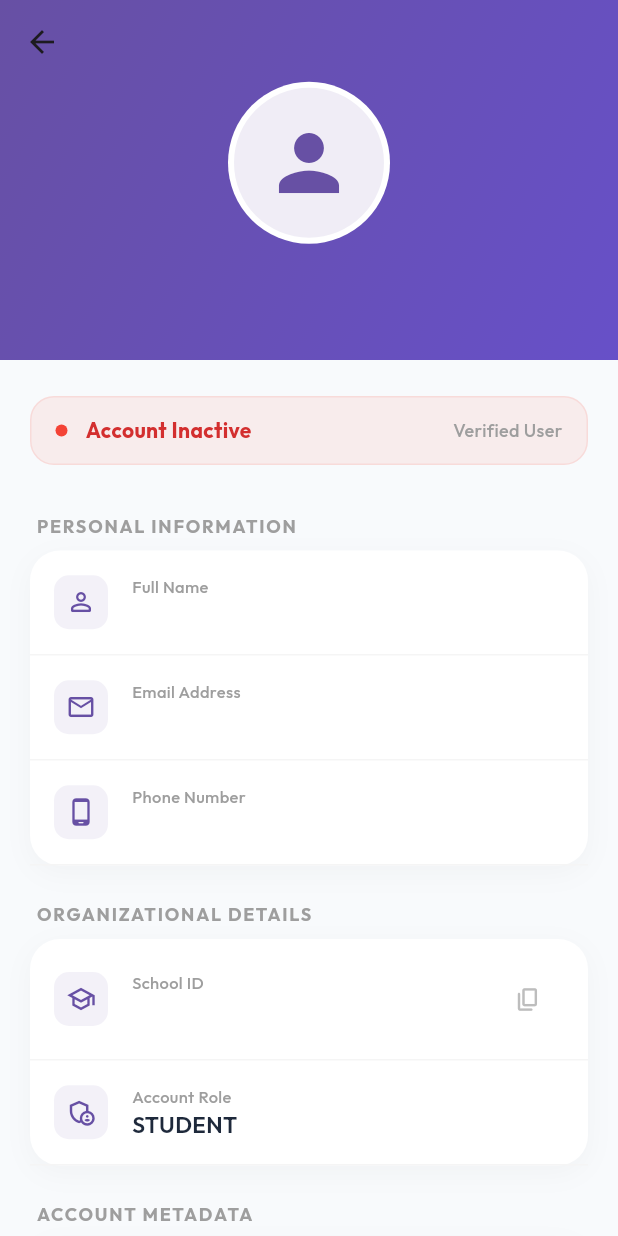
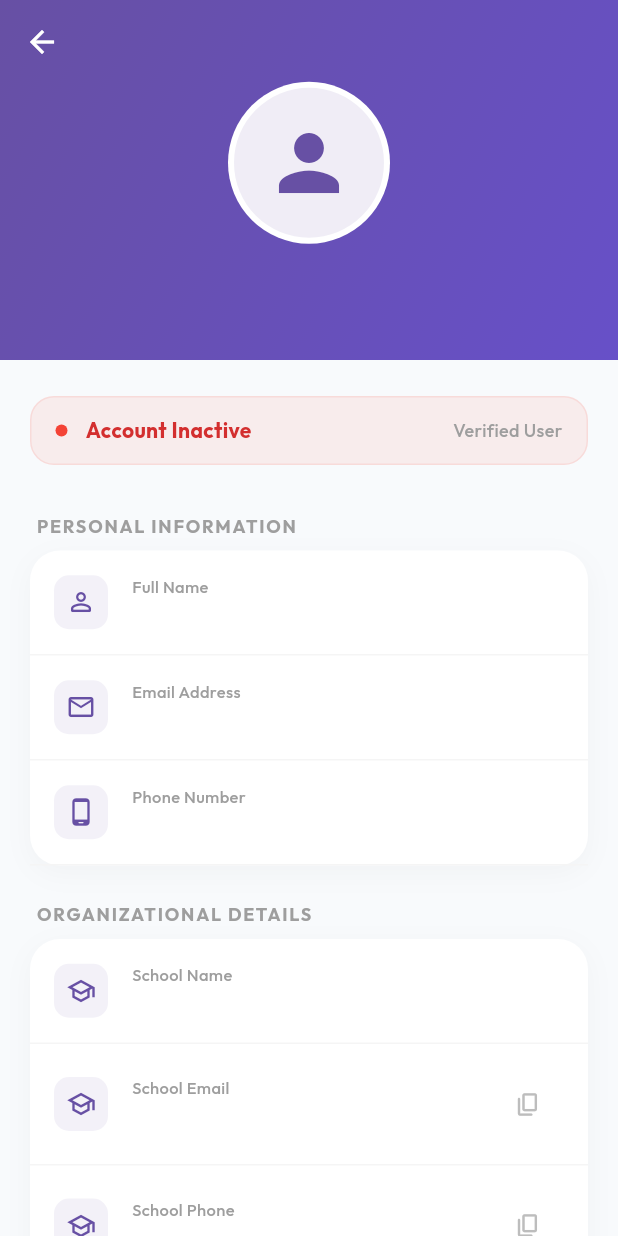
Before and after one commit to masihur96/smart_school, a Flutter app: the ProfileScreen screen opened directly, on a phone screen of 412 x 824 dp. Run offline on Flutter 3.47's test engine with Material 3 defaults, Android fonts, the phone set to English and light mode, and no system bars; our stand-ins replace connectivity_plus, dio, firebase_core, firebase_messaging, flutter_secure_storage, geolocator and 6 more; missing offline and left inert: teacher_app; accounts and stored records are empty; network calls fail.

```diff
--- a/lib/features/profile/presentation/views/profile_screen.dart
+++ b/lib/features/profile/presentation/views/profile_screen.dart
@@ -1,7 +1,9 @@
 import 'package:flutter/material.dart';
+import 'package:intl/intl.dart';
 import 'package:provider/provider.dart';
-import 'package:intl/intl.dart';
+import 'package:smart_school/core/theme/app_colors.dart';
 import 'package:smart_school/models/user_model.dart';
+
 import '../../../auth/providers/auth_provider.dart';
 
 class ProfileScreen extends StatelessWidget {
@@ -13,9 +15,7 @@ class ProfileScreen extends StatelessWidget {
     final theme = Theme.of(context);
 
     if (user == null) {
-      return const Scaffold(
-        body: Center(child: CircularProgressIndicator()),
-      );
+      return const Scaffold(body: Center(child: CircularProgressIndicator()));
     }
 
     // Format the creation date
@@ -26,6 +26,7 @@ class ProfileScreen extends StatelessWidget {
 
     return Scaffold(
       backgroundColor: const Color(0xFFF8FAFC),
+
       body: CustomScrollView(
         slivers: [
           _buildSliverAppBar(context, user),
@@ -70,10 +71,33 @@ class ProfileScreen extends StatelessWidget {
                     _buildInfoTile(
                       context,
                       icon: Icons.school_outlined,
-                      label: 'School ID',
-                      value: user.schoolId ?? 'N/A',
+                      label: 'School Name',
+                      value: user.school?.name ?? 'N/A',
+                      isCopyable: false,
+                    ),
+
+                    _buildInfoTile(
+                      context,
+                      icon: Icons.school_outlined,
+                      label: 'School Email',
+                      value: user.school?.email ?? 'N/A',
                       isCopyable: true,
                     ),
+                    _buildInfoTile(
+                      context,
+                      icon: Icons.school_outlined,
+                      label: 'School Phone',
+                      value: user.school?.phone ?? 'N/A',
+                      isCopyable: true,
+                    ),
+                    _buildInfoTile(
+                      context,
+                      icon: Icons.school_outlined,
+                      label: 'School Address',
+                      value: user.school?.address ?? 'N/A',
+                      isCopyable: false,
+                    ),
+
                     _buildInfoTile(
                       context,
                       icon: Icons.admin_panel_settings_outlined,
@@ -87,7 +111,8 @@ class ProfileScreen extends StatelessWidget {
                         label: 'Roll Number',
                         value: user.rollNumber!,
                       ),
-                    if (user.designation != null && user.designation!.isNotEmpty)
+                    if (user.designation != null &&
+                        user.designation!.isNotEmpty)
                       _buildInfoTile(
                         context,
                         icon: Icons.badge_outlined,
@@ -108,8 +133,6 @@ class ProfileScreen extends StatelessWidget {
                   ]),
 
                   const SizedBox(height: 40),
-
-
                 ],
               ),
             ),
@@ -126,6 +149,7 @@ class ProfileScreen extends StatelessWidget {
       pinned: true,
       stretch: true,
       backgroundColor: theme.primaryColor,
+      foregroundColor: AppColors.white,
       flexibleSpace: FlexibleSpaceBar(
         stretchModes: const [StretchMode.zoomBackground],
         background: Stack(
@@ -231,12 +255,7 @@ class ProfileScreen extends StatelessWidget {
     return Container(
       padding: const EdgeInsets.all(16),
       decoration: BoxDecoration(
-        border: Border(
-          bottom: BorderSide(
-            color: Colors.grey[100]!,
-            width: 1,
-          ),
-        ),
+        border: Border(bottom: BorderSide(color: Colors.grey[100]!, width: 1)),
       ),
       child: Row(
         children: [
@@ -246,11 +265,7 @@ class ProfileScreen extends StatelessWidget {
               color: Theme.of(context).primaryColor.withOpacity(0.08),
               borderRadius: BorderRadius.circular(10),
             ),
-            child: Icon(
-              icon,
-              size: 20,
-              color: Theme.of(context).primaryColor,
-            ),
+            child: Icon(icon, size: 20, color: Theme.of(context).primaryColor),
           ),
           const SizedBox(width: 16),
           Expanded(
@@ -354,10 +369,7 @@ class ProfileScreen extends StatelessWidget {
             SizedBox(width: 8),
             Text(
               'Sign Out from Account',
-              style: TextStyle(
-                fontWeight: FontWeight.bold,
-                fontSize: 16,
-              ),
+              style: TextStyle(fontWeight: FontWeight.bold, fontSize: 16),
             ),
           ],
         ),
@@ -375,14 +387,20 @@ class ProfileScreen extends StatelessWidget {
         actions: [
           TextButton(
             onPressed: () => Navigator.pop(context),
-            child: Text('Keep Signed In', style: TextStyle(color: Colors.grey[600])),
+            child: Text(
+              'Keep Signed In',
+              style: TextStyle(color: Colors.grey[600]),
+            ),
           ),
           TextButton(
             onPressed: () {
               Navigator.pop(context);
               context.read<AuthNotifier>().logout();
             },
-            child: const Text('Confirm Sign Out', style: TextStyle(color: Colors.red, fontWeight: FontWeight.bold)),
+            child: const Text(
+              'Confirm Sign Out',
+              style: TextStyle(color: Colors.red, fontWeight: FontWeight.bold),
+            ),
           ),
         ],
       ),
```
